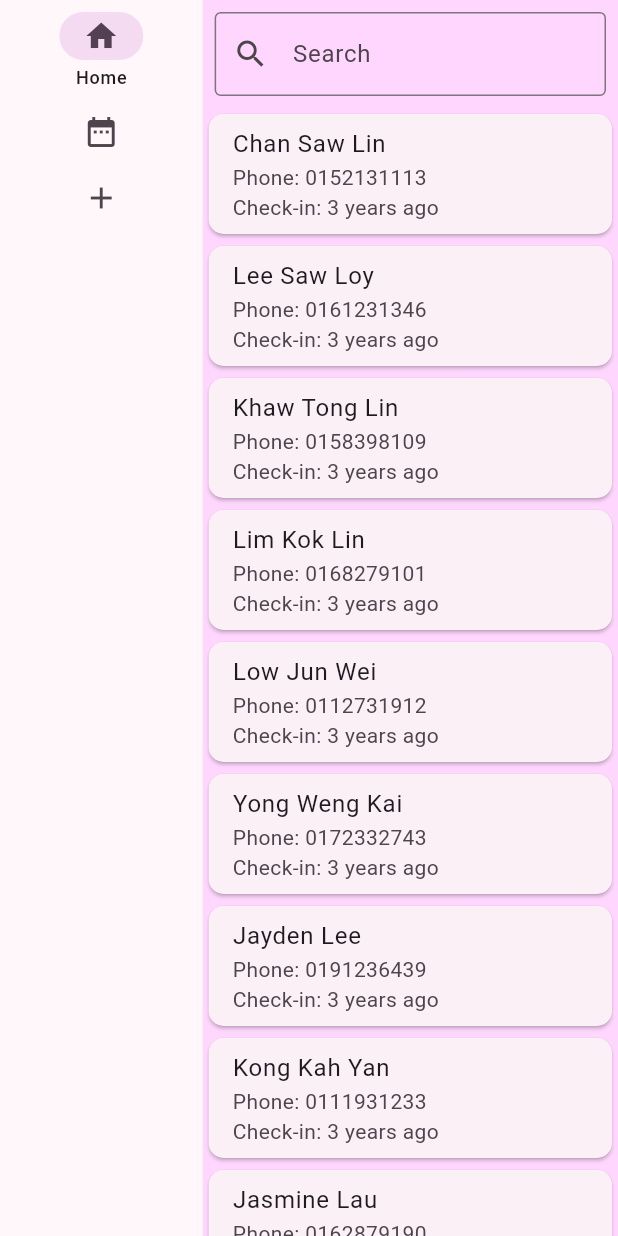
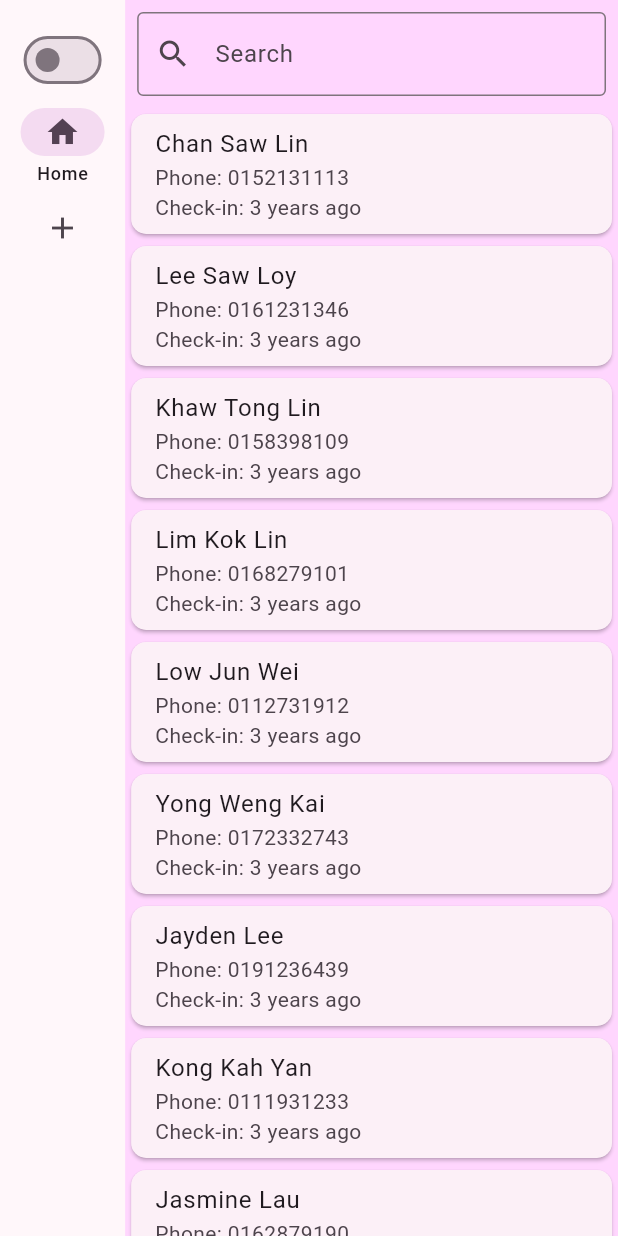
Before and after one commit to Eman-es02/Flutter_Application, a Flutter app: the screen it shows after launch, on a phone screen of 412 x 824 dp. Run offline on Flutter 3.47's test engine with Material 2 defaults, Android fonts, the phone set to English and light mode, and no system bars; our stand-ins replace timeago.

Commit message:
change date format

```diff
--- a/lib/main.dart
+++ b/lib/main.dart
@@ -73,17 +73,12 @@ class _MyHomePageState extends State<MyHomePage> {
         page = HomePage(isDateFormatChanged: appState.isDateFormatChanged);
         break;
       case 1:
-        Future.delayed(Duration.zero, () {
-          appState.toggleDateFormat();
-        });
-        page = HomePage(isDateFormatChanged: appState.isDateFormatChanged);
-        break;
-      case 2:
         page = Placeholder();
         break;
       default:
         throw UnimplementedError('no widget for $selectedIndex');
 }
+
     return Scaffold(
       body: Row(
         children: [
@@ -91,16 +86,14 @@ class _MyHomePageState extends State<MyHomePage> {
             child: NavigationRail(
               labelType: NavigationRailLabelType.selected,
               extended: false,
+
               destinations: const [
                 NavigationRailDestination( //1
                   icon: Icon(Icons.home),
                   label: Text('Home'),
                 ),
-                NavigationRailDestination( //3
-                  icon: Icon(Icons.date_range),
-                  label: Text('Change Date Format'),
-                ),
-                NavigationRailDestination( //4
+
+                NavigationRailDestination( //2
                   icon: Icon(Icons.add),
                   label: Text('Add Record'),
                 ),
@@ -110,8 +103,21 @@ class _MyHomePageState extends State<MyHomePage> {
                 setState(() {
                   selectedIndex = value;
                 });
-
               },
+              leading: Column (
+                children: [
+                 const SizedBox(height: 8.0,),
+                 Switch(
+                  value: appState.isDateFormatChanged,
+                  onChanged: (value) {
+                    setState(() {
+                      appState.toggleDateFormat();
+                    });
+                  },
+                  activeTrackColor: Color.fromARGB(255, 247, 202, 255),
+                  activeColor:  Color.fromARGB(255, 153, 0, 180),
+                 ),
+                ]),
             ),
           ),
           Expanded( // second child
```
